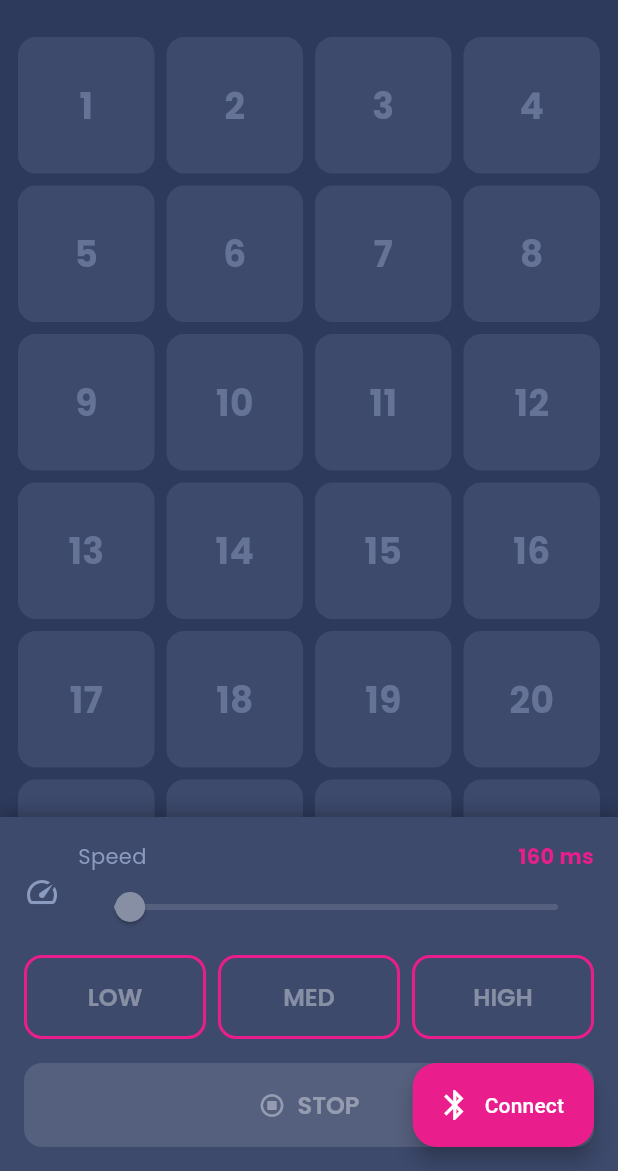
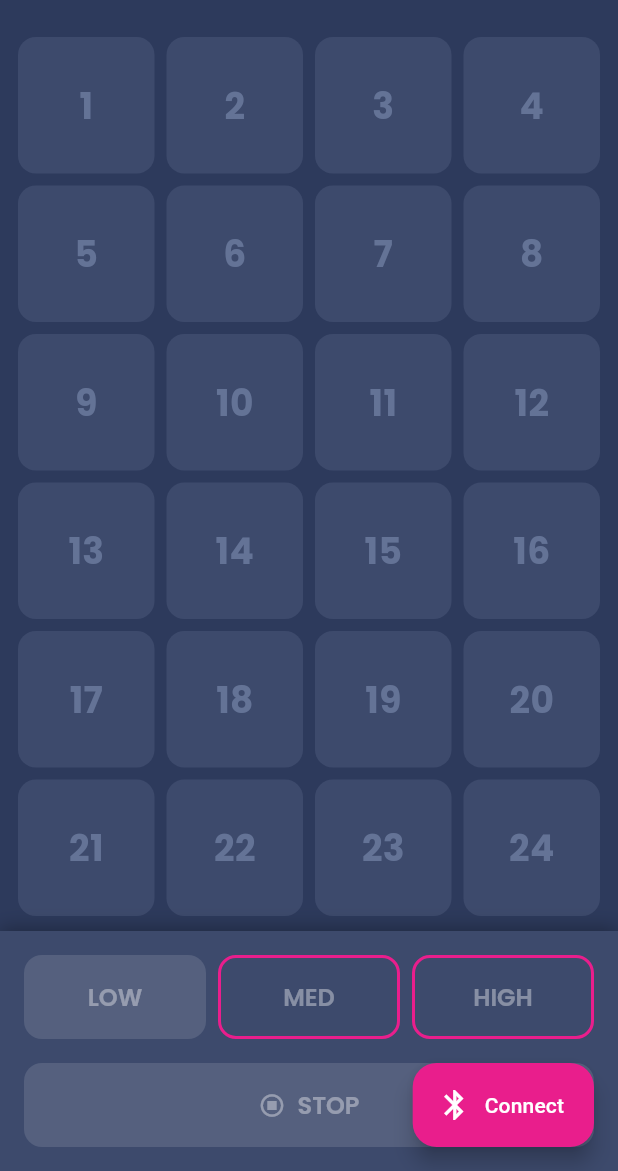
Before and after one commit to prassaaa/garage_app, a Flutter app: the HomeScreen screen opened directly, on a phone screen of 412 x 824 dp, the part 65-1236 px from its top. Run offline on Flutter 3.47's test engine with Material 3 defaults, Android fonts, the phone set to English and light mode, and no system bars; our stand-ins replace firebase_auth, firebase_core, flutter_blue_plus, google_fonts, permission_handler; accounts and stored records are empty.

Commit message:
feat: enhance Bluetooth functionality with location service checks and error handling

```diff
--- a/lib/app.dart
+++ b/lib/app.dart
@@ -20,6 +20,7 @@ class GarageApp extends StatelessWidget {
         ),
         Provider<BluetoothService>(
           create: (_) => BluetoothService(),
+          dispose: (_, service) => service.dispose(),
         ),
         ChangeNotifierProvider<AuthProvider>(
           create: (context) => AuthProvider(context.read<AuthService>()),
--- a/lib/config/constants.dart
+++ b/lib/config/constants.dart
@@ -11,10 +11,8 @@ class AppConstants {
   static const String nusRxCharUuid = '6E400002-B5A3-F393-E0A9-E50E24DCCA9E'; // write
   static const String nusTxCharUuid = '6E400003-B5A3-F393-E0A9-E50E24DCCA9E'; // notify
 
-  // Speed limits (milliseconds)
-  static const int minSpeed = 20;
-  static const int maxSpeed = 5000;
-  static const int defaultSpeed = 160;
+  // Speed
+  static const int defaultSpeed = 200; // same as speedLow
 
   // Preset speeds
   static const int speedLow = 200;
--- a/lib/screens/home_screen.dart
+++ b/lib/screens/home_screen.dart
@@ -67,9 +67,8 @@ class _HomeScreenState extends State<HomeScreen> {
 
     showDialog(
       context: context,
-      builder: (context) => _DeviceSelectionDialog(
-        onDeviceSelected: _connectToDevice,
-      ),
+      builder: (context) =>
+          _DeviceSelectionDialog(onDeviceSelected: _connectToDevice),
     ).then((_) {
       // Stop scanning when dialog is closed
       btProvider.stopScan();
@@ -189,79 +188,33 @@ class _HomeScreenState extends State<HomeScreen> {
                 return Column(
                   mainAxisSize: MainAxisSize.min,
                   children: [
-                    // Speed control
-                    Row(
-                      children: [
-                        const Icon(Icons.speed, color: AppColors.lightBlue),
-                        const SizedBox(width: 12),
-                        Expanded(
-                          child: Column(
-                            crossAxisAlignment: CrossAxisAlignment.start,
-                            children: [
-                              Row(
-                                mainAxisAlignment:
-                                    MainAxisAlignment.spaceBetween,
-                                children: [
-                                  const Text(
-                                    'Speed',
-                                    style: TextStyle(color: AppColors.lightBlue),
-                                  ),
-                                  Text(
-                                    '${bt.speed} ms',
-                                    style: const TextStyle(
-                                      color: AppColors.magenta,
-                                      fontWeight: FontWeight.bold,
-                                    ),
-                                  ),
-                                ],
-                              ),
-                              Slider(
-                                value: bt.speed.toDouble(),
-                                min: AppConstants.minSpeed.toDouble(),
-                                max: AppConstants.maxSpeed.toDouble(),
-                                divisions: 100,
-                                onChanged: bt.isConnected
-                                    ? (value) => bt.setSpeedLocal(value.round())
-                                    : null,
-                                onChangeEnd: bt.isConnected
-                                    ? (value) => bt.sendSpeed(value.round())
-                                    : null,
-                              ),
-                            ],
-                          ),
-                        ),
-                      ],
-                    ),
-
-                    const SizedBox(height: 8),
-
                     // Speed presets
                     Row(
                       children: [
                         Expanded(
-                          child: OutlinedButton(
-                            onPressed: bt.isConnected
-                                ? () => bt.sendSpeedPreset('LOW')
-                                : null,
-                            child: const Text('LOW'),
+                          child: _SpeedPresetButton(
+                            label: 'LOW',
+                            isActive: bt.speed == AppConstants.speedLow,
+                            isEnabled: bt.isConnected,
+                            onPressed: () => bt.sendSpeedPreset('LOW'),
                           ),
                         ),
                         const SizedBox(width: 8),
                         Expanded(
-                          child: OutlinedButton(
-                            onPressed: bt.isConnected
-                                ? () => bt.sendSpeedPreset('MED')
-                                : null,
-                            child: const Text('MED'),
+                          child: _SpeedPresetButton(
+                            label: 'MED',
+                            isActive: bt.speed == AppConstants.speedMed,
+                            isEnabled: bt.isConnected,
+                            onPressed: () => bt.sendSpeedPreset('MED'),
                           ),
                         ),
                         const SizedBox(width: 8),
                         Expanded(
-                          child: OutlinedButton(
-                            onPressed: bt.isConnected
-                                ? () => bt.sendSpeedPreset('HIGH')
-                                : null,
-                            child: const Text('HIGH'),
+                          child: _SpeedPresetButton(
+                            label: 'HIGH',
+                            isActive: bt.speed == AppConstants.speedHigh,
+                            isEnabled: bt.isConnected,
+                            onPressed: () => bt.sendSpeedPreset('HIGH'),
                           ),
                         ),
                       ],
@@ -291,34 +244,39 @@ class _HomeScreenState extends State<HomeScreen> {
       ),
       floatingActionButton: Consumer<BluetoothProvider>(
         builder: (context, bt, _) {
-          final isConnected = bt.connectionState == BluetoothConnectionState.connected;
-          final isConnecting = bt.connectionState == BluetoothConnectionState.connecting;
+          final isConnected =
+              bt.connectionState == BluetoothConnectionState.connected;
+          final isConnecting =
+              bt.connectionState == BluetoothConnectionState.connecting;
 
           return FloatingActionButton.extended(
             onPressed: isConnecting
                 ? null
                 : isConnected
-                    ? () => bt.disconnect()
-                    : _showDeviceSelectionDialog,
+                ? () => bt.disconnect()
+                : _showDeviceSelectionDialog,
             icon: isConnecting
                 ? const SizedBox(
                     width: 20,
                     height: 20,
                     child: CircularProgressIndicator(
                       strokeWidth: 2,
-                      valueColor: AlwaysStoppedAnimation<Color>(AppColors.white),
+                      valueColor: AlwaysStoppedAnimation<Color>(
+                        AppColors.white,
+                      ),
                     ),
                   )
-                : Icon(isConnected ? Icons.bluetooth_disabled : Icons.bluetooth),
+                : Icon(
+                    isConnected ? Icons.bluetooth_disabled : Icons.bluetooth,
+                  ),
             label: Text(
               isConnecting
                   ? 'Connecting...'
                   : isConnected
-                      ? 'Disconnect'
-                      : 'Connect',
+                  ? 'Disconnect'
+                  : 'Connect',
             ),
-            backgroundColor:
-                isConnected ? AppColors.error : AppColors.magenta,
+            backgroundColor: isConnected ? AppColors.error : AppColors.magenta,
           );
         },
       ),
@@ -390,8 +348,9 @@ class _DeviceSelectionDialog extends StatelessWidget {
                   height: 16,
                   child: CircularProgressIndicator(
                     strokeWidth: 2,
-                    valueColor:
-                        AlwaysStoppedAnimation<Color>(AppColors.magenta),
+                    valueColor: AlwaysStoppedAnimation<Color>(
+                      AppColors.magenta,
+                    ),
                   ),
                 ),
             ],
@@ -423,12 +382,32 @@ class _DeviceSelectionDialog extends StatelessWidget {
             icon: Icon(bt.isScanning ? Icons.stop : Icons.search),
             label: Text(bt.isScanning ? 'Stop Scan' : 'Start Scan'),
             style: ElevatedButton.styleFrom(
-              backgroundColor:
-                  bt.isScanning ? AppColors.error : AppColors.magenta,
+              backgroundColor: bt.isScanning
+                  ? AppColors.error
+                  : AppColors.magenta,
             ),
           ),
         ),
-        if (bt.isScanning && bt.discoveredDevices.isEmpty)
+        if (bt.scanError != null)
+          Padding(
+            padding: const EdgeInsets.all(16),
+            child: Column(
+              children: [
+                const Icon(
+                  Icons.location_off,
+                  color: AppColors.error,
+                  size: 32,
+                ),
+                const SizedBox(height: 8),
+                Text(
+                  bt.scanError!,
+                  textAlign: TextAlign.center,
+                  style: const TextStyle(color: AppColors.error),
+                ),
+              ],
+            ),
+          )
+        else if (bt.isScanning && bt.discoveredDevices.isEmpty)
           const Padding(
             padding: EdgeInsets.all(16),
             child: Text(
@@ -464,3 +443,35 @@ class _DeviceSelectionDialog extends StatelessWidget {
     );
   }
 }
+
+class _SpeedPresetButton extends StatelessWidget {
+  final String label;
+  final bool isActive;
+  final bool isEnabled;
+  final VoidCallback onPressed;
+
+  const _SpeedPresetButton({
+    required this.label,
+    required this.isActive,
+    required this.isEnabled,
+    required this.onPressed,
+  });
+
+  @override
+  Widget build(BuildContext context) {
+    if (isActive) {
+      return ElevatedButton(
+        onPressed: isEnabled ? onPressed : null,
+        style: ElevatedButton.styleFrom(
+          backgroundColor: AppColors.magenta,
+          foregroundColor: AppColors.white,
+        ),
+        child: Text(label),
+      );
+    }
+    return OutlinedButton(
+      onPressed: isEnabled ? onPressed : null,
+      child: Text(label),
+    );
+  }
+}
```
Also changed, not shown: lib/providers/bluetooth_provider.dart (+32 -25 lines), lib/services/bluetooth_service.dart (+25 -1 lines), 1 other file.
